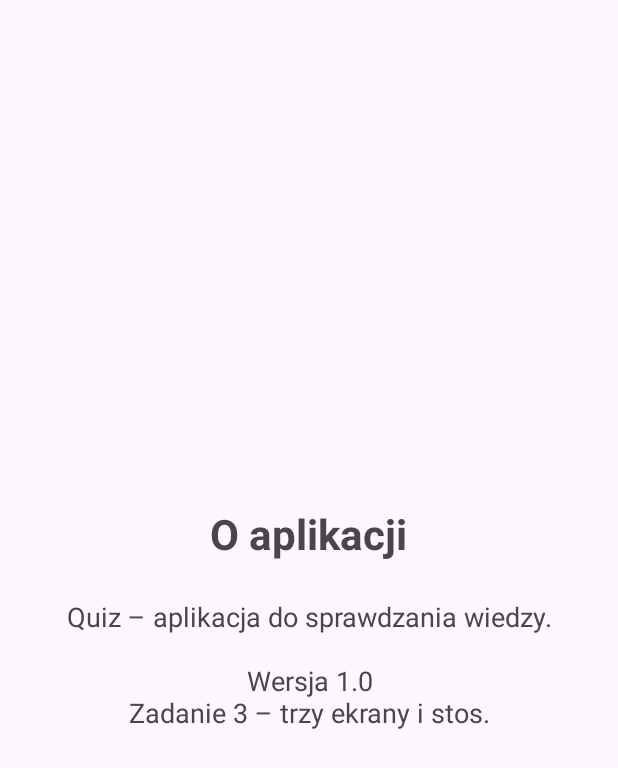
After one commit to Gallus-Anonimus/intencje-drugi-ekran, an Android app: the AboutActivity screen opened directly, with no data from a screen before it, on a phone screen of 412 x 824 dp. The commit adds this screen. Shown: the top 768 px of the screen. Run offline under Robolectric (Android 15) with nearby library versions, the phone set to English and light mode, and no system bars.

Commit message:
about, logCat, stosy

```diff
--- a/app/src/main/AndroidManifest.xml
+++ b/app/src/main/AndroidManifest.xml
@@ -25,6 +25,10 @@
                 <category android:name="android.intent.category.LAUNCHER" />
             </intent-filter>
         </activity>
+
+        <activity
+            android:name=".AboutActivity"
+            android:exported="false" />
     </application>
 
 </manifest>
--- /dev/null
+++ b/app/src/main/java/com/example/intencje_drugi_ekran/AboutActivity.java
@@ -0,0 +1,32 @@
+
+package com.example.intencje_drugi_ekran;
+
+import android.os.Bundle;
+import android.util.Log;
+
+import androidx.appcompat.app.AppCompatActivity;
+
+public class AboutActivity extends AppCompatActivity {
+
+    private static final String TAG = "AboutActivity";
+
+    @Override
+    protected void onCreate(Bundle savedInstanceState) {
+        super.onCreate(savedInstanceState);
+        setContentView(R.layout.activity_about);
+
+        Log.d(TAG, "onCreate");
+    }
+
+    @Override
+    protected void onStop() {
+        super.onStop();
+        Log.d(TAG, "onStop");
+    }
+
+    @Override
+    protected void onDestroy() {
+        super.onDestroy();
+        Log.d(TAG, "onDestroy");
+    }
+}
--- /dev/null
+++ b/app/src/main/res/layout/activity_about.xml
@@ -0,0 +1,24 @@
+<?xml version="1.0" encoding="utf-8"?>
+<LinearLayout xmlns:android="http://schemas.android.com/apk/res/android"
+    android:layout_width="match_parent"
+    android:layout_height="match_parent"
+    android:orientation="vertical"
+    android:gravity="center"
+    android:padding="24dp">
+
+    <TextView
+        android:layout_width="wrap_content"
+        android:layout_height="wrap_content"
+        android:text="O aplikacji"
+        android:textSize="28sp"
+        android:textStyle="bold"
+        android:layout_marginBottom="24dp" />
+
+    <TextView
+        android:layout_width="wrap_content"
+        android:layout_height="wrap_content"
+        android:text="Quiz – aplikacja do sprawdzania wiedzy.\n\nWersja 1.0\nZadanie 3 – trzy ekrany i stos."
+        android:textSize="18sp"
+        android:gravity="center" />
+
+</LinearLayout>
```
Also changed, not shown: app/src/main/java/com/example/intencje_drugi_ekran/MainActivity.java (+37 -7 lines), app/src/main/java/com/example/intencje_drugi_ekran/ResultActivity.java (+17 -1 lines), app/src/main/res/layout/activity_main.xml (+8 -0 lines), 1 other file.
